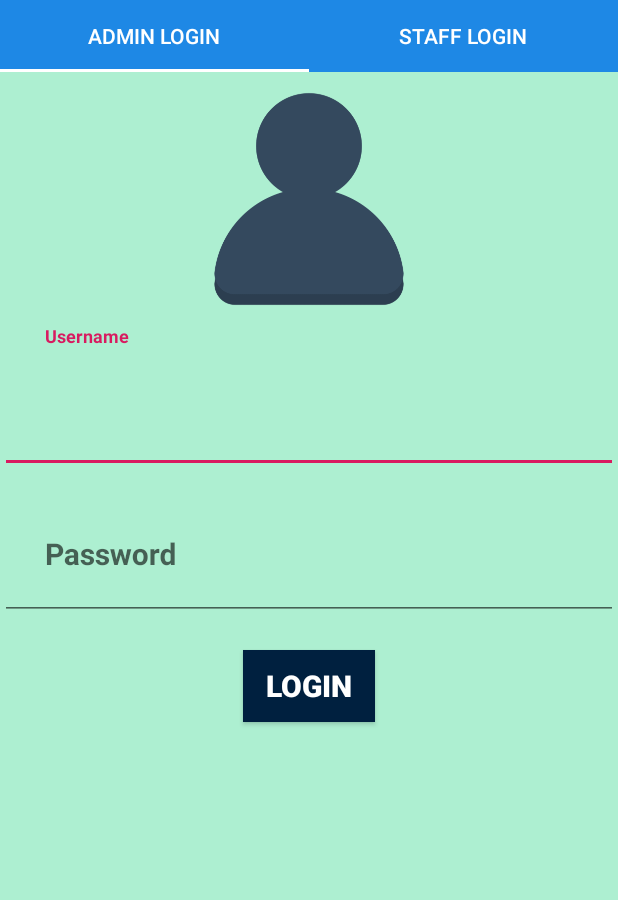
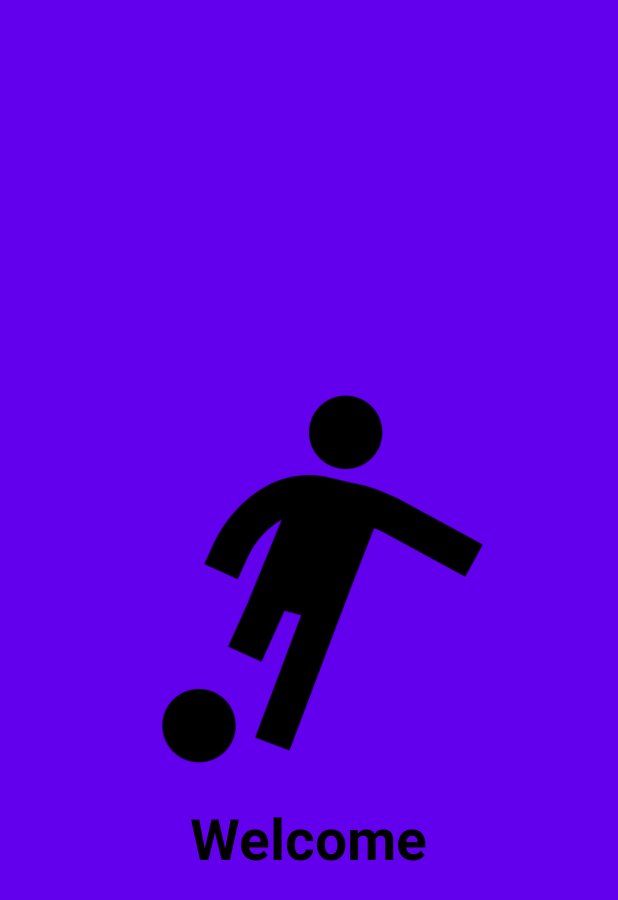
Before and after one commit to gShakya1997/futsalrecordsystem, an Android app: the first screen one second after launch (MainActivity before the commit, SplashActivity after it), on a phone screen of 412 x 824 dp. Shown: the top 900 px of the screen. Run offline under Robolectric (Android 15) with nearby library versions, the phone set to English and light mode, and no system bars.

Commit message:
Splash added

```diff
--- a/app/src/main/java/com/futsalrecord/futsalinfosystem/MainActivity.java
+++ b/app/src/main/java/com/futsalrecord/futsalinfosystem/MainActivity.java
@@ -25,8 +25,8 @@ public class MainActivity extends AppCompatActivity {
 
         tabLayoutLogin.setSelectedTabIndicatorColor(Color.parseColor("#FFFFFF"));
         ViewPagerLoginAdapter viewPagerLoginAdapter = new ViewPagerLoginAdapter(getSupportFragmentManager());
+        viewPagerLoginAdapter.addFragment(new StaffLoginFragment(), "User Login");
         viewPagerLoginAdapter.addFragment(new AdminLoginFragment(), "Admin Login");
-        viewPagerLoginAdapter.addFragment(new StaffLoginFragment(), "Staff Login");
         viewPagerLogin.setAdapter(viewPagerLoginAdapter);
         tabLayoutLogin.setupWithViewPager(viewPagerLogin);
     }
--- /dev/null
+++ b/app/src/main/java/com/futsalrecord/futsalinfosystem/SplashActivity.java
@@ -0,0 +1,40 @@
+package com.futsalrecord.futsalinfosystem;
+
+import androidx.appcompat.app.AppCompatActivity;
+
+import android.content.Intent;
+import android.content.SharedPreferences;
+import android.os.Bundle;
+import android.os.Handler;
+
+public class SplashActivity extends AppCompatActivity {
+
+    @Override
+    protected void onCreate(Bundle savedInstanceState) {
+        super.onCreate(savedInstanceState);
+        setContentView(R.layout.activity_splash);
+
+        Handler handler = new Handler();
+        handler.postDelayed(new Runnable() {
+            @Override
+            public void run() {
+                checkUser();
+            }
+        }, 2000);
+    }
+
+    private void checkUser() {
+        SharedPreferences sharedPreferences = getSharedPreferences("User", MODE_PRIVATE);
+        String username = sharedPreferences.getString("username", "");
+        String password = sharedPreferences.getString("username", "");
+        if (username.equals("admin") && password.equals("admin")){
+            Intent intent = new Intent(SplashActivity.this,AdminDashboard.class);
+            startActivity(intent);
+            finish();
+        } else {
+            Intent intent = new Intent(SplashActivity.this,MainActivity.class);
+            startActivity(intent);
+            finish();
+        }
+    }
+}
--- /dev/null
+++ b/app/src/main/res/layout/activity_splash.xml
@@ -0,0 +1,26 @@
+<?xml version="1.0" encoding="utf-8"?>
+<LinearLayout xmlns:android="http://schemas.android.com/apk/res/android"
+    xmlns:app="http://schemas.android.com/apk/res-auto"
+    xmlns:tools="http://schemas.android.com/tools"
+    android:layout_width="match_parent"
+    android:layout_height="match_parent"
+    android:background="@color/design_default_color_primary"
+    android:gravity="center"
+    android:orientation="vertical"
+    tools:context=".SplashActivity">
+
+    <ImageView
+        android:layout_width="wrap_content"
+        android:layout_height="293dp"
+        android:layout_gravity="center"
+        android:src="@drawable/footballicon" />
+
+    <TextView
+        android:layout_width="wrap_content"
+        android:layout_height="wrap_content"
+        android:layout_gravity="center"
+        android:text="@string/welcome"
+        android:textColor="#000000"
+        android:textStyle="bold"
+        android:textSize="38sp" />
+</LinearLayout>
--- a/app/src/main/res/values/strings.xml
+++ b/app/src/main/res/values/strings.xml
@@ -46,4 +46,5 @@
     <string name="_0">0</string>
     <string name="admin_dashboard">Admin Dashboard</string>
     <string name="logout">Logout</string>
+    <string name="welcome">Welcome</string>
 </resources>
```
Also changed, not shown: app/src/main/AndroidManifest.xml (+7 -4 lines), app/src/main/java/com/futsalrecord/futsalinfosystem/AdminDashboard.java (+5 -3 lines), app/src/main/java/com/futsalrecord/futsalinfosystem/fragments/AdminLoginFragment.java (+12 -5 lines).
